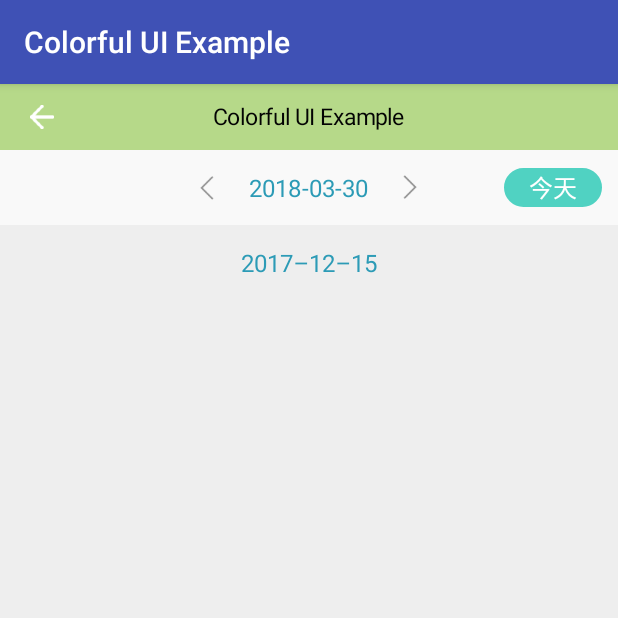
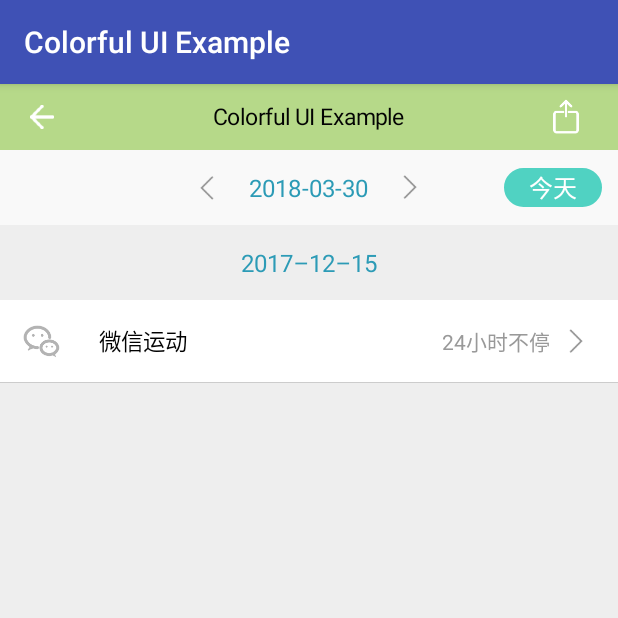
Before and after one commit to jxr202/colorful-ui, an Android app: the screen it shows after launch (MainActivity), on a phone screen of 412 x 824 dp, the top half of it. Run offline under Robolectric (Android 15) with nearby library versions, the phone set to English and light mode, and no system bars.

Commit message:
【Jiang】：添加一个ItemView控件

```diff
--- a/colorful-ui-example/src/main/res/layout/activity_main.xml
+++ b/colorful-ui-example/src/main/res/layout/activity_main.xml
@@ -14,6 +14,8 @@
         android:background="#B6D989"
         jxr202:leftDrawable="@mipmap/ic_common_back"
         jxr202:leftImageVisibility="visible"
+        jxr202:rightDrawable="@mipmap/ic_common_share"
+        jxr202:rightImageVisibility="visible"
         jxr202:titleColor="#030303"
         jxr202:titleText="@string/app_name"
         jxr202:titleTextSize="15sp"
@@ -45,4 +47,19 @@
         android:textSize="16sp"
         android:text="@string/date_title"/>
 
+    <com.jxr202.colorful_ui.ItemView
+        android:id="@+id/itemView"
+        android:layout_width="match_parent"
+        android:layout_height="55dp"
+        android:background="#ffffff"
+        jxr202:leftImage="@mipmap/we_chat_sport_logo"
+        jxr202:leftTitleText="微信运动"
+        jxr202:leftTitleTextSize="15sp"
+        jxr202:leftTitleTextColor="#010101"
+        jxr202:rightText="24小时不停"
+        jxr202:rightTextSize="14sp"
+        jxr202:rightTextColor="#999999"
+        jxr202:rightImage="@drawable/ic_item_more"
+        jxr202:bottomLineColor="#cccccc"/>
+
 </LinearLayout >
--- /dev/null
+++ b/colorful-ui/src/main/java/com/jxr202/colorful_ui/ItemView.java
@@ -0,0 +1,141 @@
+package com.jxr202.colorful_ui;
+
+import android.content.Context;
+import android.content.res.TypedArray;
+import android.graphics.drawable.Drawable;
+import android.text.TextUtils;
+import android.util.AttributeSet;
+import android.view.Gravity;
+import android.view.View;
+import android.view.ViewGroup;
+import android.widget.ImageView;
+import android.widget.RelativeLayout;
+import android.widget.TextView;
+
+/**
+ * Created by Jxr35 on 2018/3/29
+ */
+
+public class ItemView extends RelativeLayout {
+
+    private ImageView mLeftIcon;
+    private ImageView mRightIcon;
+    private TextView mLeftTitle;
+    private TextView mRightSummary;
+    private View mBottomLine;
+
+    private Context mContext;
+    private int mLeftIconId;
+    private int mRightIconId;
+
+    public ItemView(Context context, AttributeSet attrs) {
+        super(context, attrs);
+        initTypedArray(context, attrs, 0);
+    }
+
+    public ItemView(Context context, AttributeSet attrs, int defStyleAttr) {
+        super(context, attrs, defStyleAttr);
+        initTypedArray(context, attrs, defStyleAttr);
+    }
+
+    private void initTypedArray(Context context, AttributeSet attrs, int defStyleAttr) {
+        mContext = context;
+        mLeftIcon = new ImageView(context);
+        mLeftTitle = new TextView(context);
+        mRightIcon = new ImageView(context);
+        mRightSummary = new TextView(context);
+        mBottomLine = new View(context);
+
+        TypedArray array = context.obtainStyledAttributes(attrs, R.styleable.ItemView, defStyleAttr, 0);
+
+        mLeftIconId = array.getResourceId(R.styleable.ItemView_leftImageId, R.id.leftIconId);
+        mLeftIcon.setId(mLeftIconId);
+        mLeftIcon.setImageDrawable(array.getDrawable(R.styleable.ItemView_leftImage));
+        mLeftIcon.setVisibility(array.getInteger(R.styleable.ItemView_leftImageVisibility, VISIBLE));
+
+        mLeftTitle.setId(array.getResourceId(R.styleable.ItemView_leftTitleId, R.id.leftTextId));
+        mLeftTitle.setText(array.getString(R.styleable.ItemView_leftTitleText));
+        mLeftTitle.setTextSize(px2dip(array.getDimension(R.styleable.ItemView_leftTitleTextSize, 15)));
+        mLeftTitle.setTextColor(array.getColor(R.styleable.ItemView_leftTitleTextColor, 0xff010101));
+        mLeftTitle.setVisibility(array.getInteger(R.styleable.ItemView_leftTitleTextVisibility, VISIBLE));
+        mLeftTitle.setEllipsize(TextUtils.TruncateAt.END);
+        mLeftTitle.setLines(1);
+        mLeftTitle.setPadding(dp2px(15), 0, dp2px(15), 0);
+
+        mRightIconId = array.getResourceId(R.styleable.ItemView_rightImageId, R.id.rightIconId);
+        mRightIcon.setId(mRightIconId);
+        mRightIcon.setImageDrawable(array.getDrawable(R.styleable.ItemView_rightImage));
+        mRightIcon.setVisibility(array.getInteger(R.styleable.ItemView_rightImageVisibility, VISIBLE));
+
+        mRightSummary.setId(array.getResourceId(R.styleable.ItemView_rightTextId, R.id.leftTextId));
+        mRightSummary.setText(array.getString(R.styleable.ItemView_rightText));
+        mRightSummary.setTextSize(px2dip(array.getDimension(R.styleable.ItemView_rightTextSize, 15)));
+        mRightSummary.setTextColor(array.getColor(R.styleable.ItemView_rightTextColor, 0xff999999));
+        mRightSummary.setVisibility(array.getInteger(R.styleable.ItemView_rightTextVisibility, VISIBLE));
+        mRightSummary.setGravity(Gravity.END | Gravity.CENTER);
+
+        mBottomLine.setBackgroundColor(array.getColor(R.styleable.ItemView_bottomLineColor, 0xffff00ff));
+
+        array.recycle();
+        initView();
+    }
+
+    private void initView() {
+        RelativeLayout.LayoutParams leftIconParams = new RelativeLayout.LayoutParams(ViewGroup.LayoutParams.WRAP_CONTENT, ViewGroup.LayoutParams.WRAP_CONTENT);
+        RelativeLayout.LayoutParams leftTitleParams = new RelativeLayout.LayoutParams(dp2px(180), ViewGroup.LayoutParams.WRAP_CONTENT);
+        RelativeLayout.LayoutParams rightIconParams = new RelativeLayout.LayoutParams(ViewGroup.LayoutParams.WRAP_CONTENT, ViewGroup.LayoutParams.WRAP_CONTENT);
+        RelativeLayout.LayoutParams rightTextParams = new RelativeLayout.LayoutParams(dp2px(80), ViewGroup.LayoutParams.WRAP_CONTENT);
+        LayoutParams bottomLineParams = new LayoutParams(ViewGroup.LayoutParams.MATCH_PARENT, 1);
+
+        leftIconParams.addRule(CENTER_VERTICAL);
+        leftIconParams.setMarginStart(dp2px(10));
+
+        leftTitleParams.addRule(CENTER_VERTICAL);
+        leftTitleParams.addRule(END_OF, mLeftIconId);
+        leftTitleParams.setMarginStart(dp2px(5));
+        leftTitleParams.setMarginEnd(dp2px(5));
+
+        rightIconParams.addRule(CENTER_VERTICAL);
+        rightIconParams.addRule(ALIGN_PARENT_END);
+        rightIconParams.setMarginEnd(dp2px(10));
+
+        rightTextParams.addRule(CENTER_VERTICAL);
+        rightTextParams.addRule(START_OF, mRightIconId);
+
+        bottomLineParams.addRule(ALIGN_PARENT_BOTTOM);
+
+        addView(mLeftIcon, leftIconParams);
+        addView(mLeftTitle, leftTitleParams);
+        addView(mRightSummary, rightTextParams);
+        addView(mRightIcon, rightIconParams);
+        addView(mBottomLine, bottomLineParams);
+    }
+
+    public void setLeftIcon(Drawable drawable) {
+        mLeftIcon.setImageDrawable(drawable);
+    }
+
+    public void setTitleText(String text) {
+        mLeftTitle.setText(text);
+    }
+
+    public void setRightText(String text) {
+        mRightSummary.setText(text);
+    }
+
+    private int px2dip(float pxValue) {
+        final float scale = mContext.getResources().getDisplayMetrics().density;
+        return (int) (pxValue / scale + 0.5f);
+    }
+
+    /**
+     * convert dp to its equivalent px
+     * <p>
+     * 将dp转换为与之相等的px
+     */
+    public int dp2px(float dipValue) {
+        final float scale = mContext.getResources().getDisplayMetrics().density;
+        return (int) (dipValue * scale + 0.5f);
+    }
+
+}
--- a/colorful-ui/src/main/res/values/ids.xml
+++ b/colorful-ui/src/main/res/values/ids.xml
@@ -1,4 +1,7 @@
 <?xml version="1.0" encoding="utf-8"?>
 <resources>
     <item name="date_title" type="id"/>
+    <item name="leftIconId" type="id"/>
+    <item name="leftTextId" type="id"/>
+    <item name="rightIconId" type="id"/>
 </resources>
```
Also changed, not shown: colorful-ui-example/build.gradle (+3 -4 lines), colorful-ui/build.gradle (+3 -4 lines), colorful-ui/src/main/java/com/jxr202/colorful_ui/CommonUtils.java (+12 -0 lines), colorful-ui/src/main/res/values/attrs.xml (+71 -21 lines), colorful-ui/src/main/res/drawable-xhdpi/ic_item_more.png (added), colorful-ui/src/main/res/mipmap-xxhdpi/we_chat_sport_logo.png (added).
